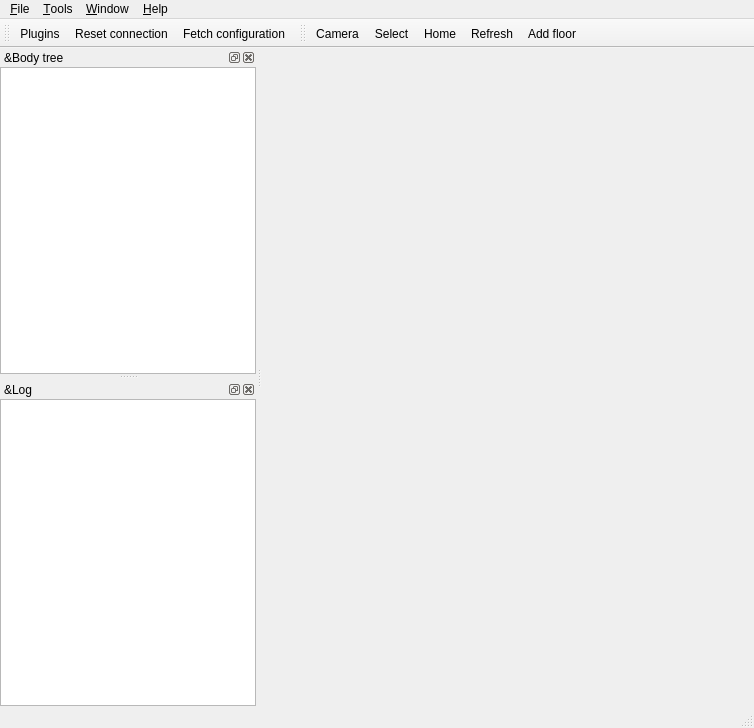
Qt form include/hpp/gui/ui/mainwindow.ui (humanoid-path-planner/hpp-gui) before a commit.
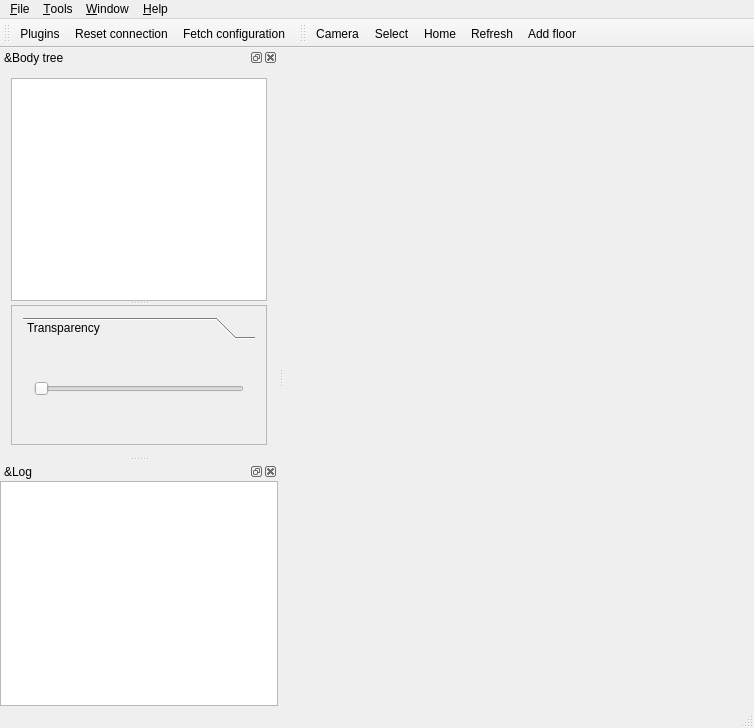
The same form after that commit. Icons and pictures are not drawn. Custom widgets are drawn as their Qt base class.

Commit message: Add class BodyTreeWidget and remove VisibilityItem

Diff of the .ui file:
```diff
--- a/include/hpp/gui/ui/mainwindow.ui
+++ b/include/hpp/gui/ui/mainwindow.ui
@@ -113,34 +113,73 @@
    <attribute name="dockWidgetArea">
     <number>1</number>
    </attribute>
-   <widget class="QWidget" name="dockWidgetContent">
-    <layout class="QHBoxLayout" name="horizontalLayout">
-     <property name="spacing">
-      <number>0</number>
-     </property>
-     <property name="sizeConstraint">
-      <enum>QLayout::SetMaximumSize</enum>
-     </property>
-     <property name="leftMargin">
-      <number>0</number>
-     </property>
-     <property name="topMargin">
-      <number>0</number>
-     </property>
-     <property name="rightMargin">
-      <number>0</number>
-     </property>
-     <property name="bottomMargin">
-      <number>0</number>
-     </property>
+   <widget class="hpp::gui::BodyTreeWidget" name="bodyTreeContent">
+    <layout class="QVBoxLayout" name="verticalLayout">
      <item>
-      <widget class="QTreeView" name="bodyTree">
-       <property name="contextMenuPolicy">
-        <enum>Qt::CustomContextMenu</enum>
+      <widget class="QSplitter" name="splitter">
+       <property name="orientation">
+        <enum>Qt::Vertical</enum>
        </property>
-       <property name="headerHidden">
-        <bool>true</bool>
-       </property>
+       <widget class="QTreeView" name="bodyTree">
+        <property name="contextMenuPolicy">
+         <enum>Qt::CustomContextMenu</enum>
+        </property>
+        <property name="headerHidden">
+         <bool>true</bool>
+        </property>
+       </widget>
+       <widget class="QScrollArea" name="scrollArea">
+        <property name="sizePolicy">
+         <sizepolicy hsizetype="Expanding" vsizetype="Minimum">
+          <horstretch>0</horstretch>
+          <verstretch>0</verstretch>
+         </sizepolicy>
+        </property>
+        <property name="widgetResizable">
+         <bool>true</bool>
+        </property>
+        <widget class="QWidget" name="scrollAreaWidgetContents">
+         <property name="geometry">
+          <rect>
+           <x>0</x>
+           <y>0</y>
+           <width>282</width>
+           <height>177</height>
+          </rect>
+         </property>
+         <layout class="QVBoxLayout" name="verticalLayout_2">
+          <item>
+           <widget class="QToolBox" name="toolBox">
+            <property name="currentIndex">
+             <number>0</number>
+            </property>
+            <widget class="QWidget" name="transparency">
+             <property name="geometry">
+              <rect>
+               <x>0</x>
+               <y>0</y>
+               <width>266</width>
+               <height>133</height>
+              </rect>
+             </property>
+             <attribute name="label">
+              <string>Transparency</string>
+             </attribute>
+             <layout class="QHBoxLayout" name="horizontalLayout">
+              <item>
+               <widget class="QSlider" name="horizontalSlider">
+                <property name="orientation">
+                 <enum>Qt::Horizontal</enum>
+                </property>
+               </widget>
+              </item>
+             </layout>
+            </widget>
+           </widget>
+          </item>
+         </layout>
+        </widget>
+       </widget>
       </widget>
      </item>
     </layout>
@@ -357,6 +396,17 @@
   </action>
  </widget>
  <layoutdefault spacing="6" margin="11"/>
+ <customwidgets>
+  <customwidget>
+   <class>hpp::gui::BodyTreeWidget</class>
+   <extends>QWidget</extends>
+   <header>hpp/gui/bodytreewidget.hh</header>
+   <container>1</container>
+   <slots>
+    <slot>customContextMenu(QPoint)</slot>
+   </slots>
+  </customwidget>
+ </customwidgets>
  <resources/>
  <connections>
   <connection>
```
Left out of the diff: 33 changed lines with no effect on the pictures. The commit also changes 10 other files.
